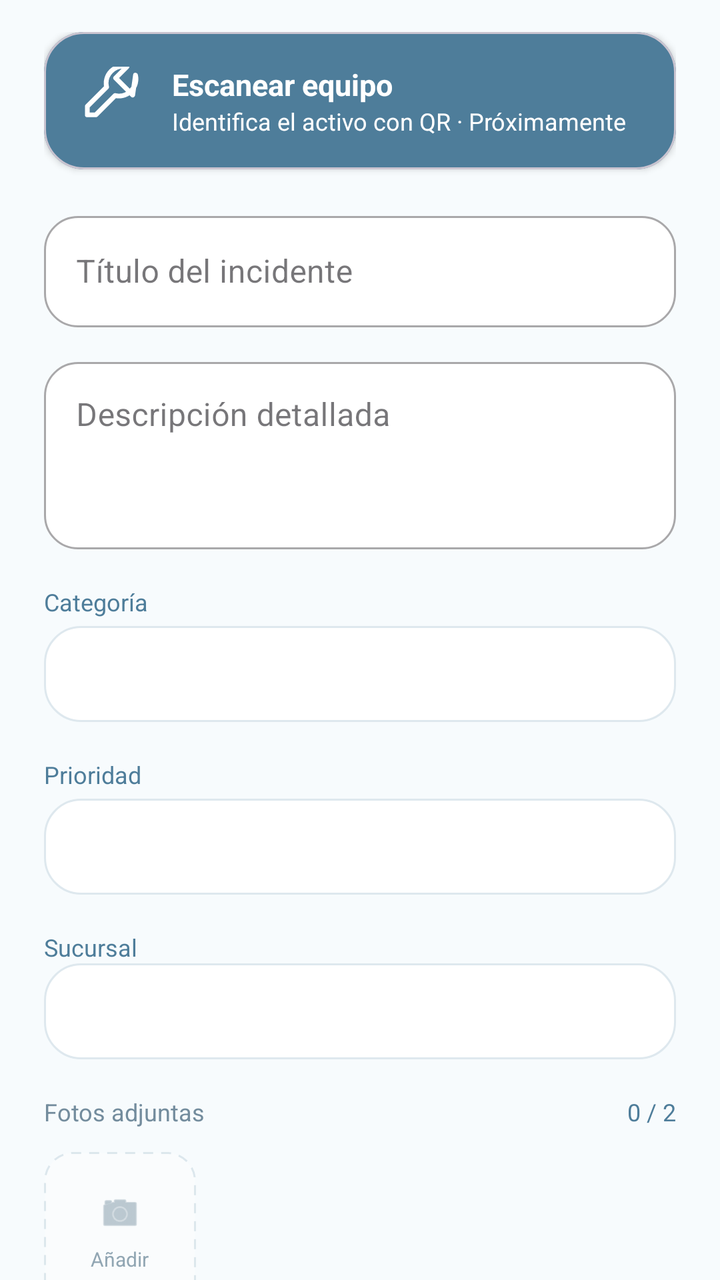
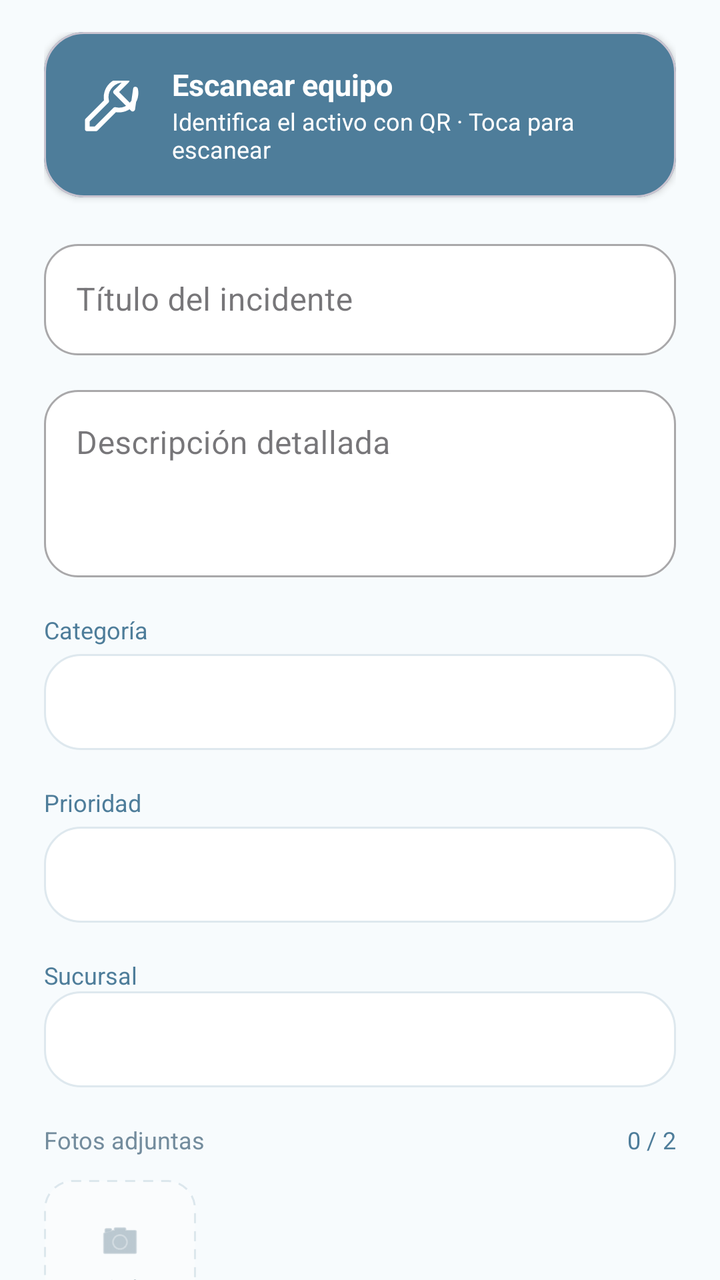

The first picture is an Android layout as it rendered before a commit; the second is the same layout after the commit. The layout source and the unified diff follow.
<!-- AndroidManifest.xml: application theme Theme.PY_DAMB2026II -->
<!-- res/layout/fragment_add_incident.xml -->
<?xml version="1.0" encoding="utf-8"?>
<androidx.core.widget.NestedScrollView
    xmlns:android="http://schemas.android.com/apk/res/android"
    xmlns:app="http://schemas.android.com/apk/res-auto"
    android:layout_width="match_parent"
    android:layout_height="match_parent"
    android:fillViewport="true"
    android:background="@color/productGridBackgroundColor">

    <LinearLayout
        android:layout_width="match_parent"
        android:layout_height="wrap_content"
        android:orientation="vertical"
        android:paddingStart="22dp"
        android:paddingEnd="22dp"
        android:paddingTop="16dp"
        android:paddingBottom="20dp">

        
        <com.google.android.material.card.MaterialCardView
            android:layout_width="match_parent"
            android:layout_height="wrap_content"
            app:cardCornerRadius="20dp"
            app:cardBackgroundColor="@color/colorPrimary"
            app:cardElevation="2dp">

            <LinearLayout
                android:layout_width="match_parent"
                android:layout_height="wrap_content"
                android:orientation="horizontal"
                android:gravity="center_vertical"
                android:padding="16dp">

                <ImageView
                    android:layout_width="34dp"
                    android:layout_height="34dp"
                    android:src="@drawable/ic_tool_simple"
                    app:tint="@color/white"/>

                <LinearLayout
                    android:layout_width="0dp"
                    android:layout_weight="1"
                    android:layout_height="wrap_content"
                    android:orientation="vertical"
                    android:layout_marginStart="14dp">

                    <TextView
                        android:layout_width="wrap_content"
                        android:layout_height="wrap_content"
                        android:text="Escanear equipo"
                        android:textColor="@color/white"
                        android:textStyle="bold"
                        android:textSize="15sp"/>

                    <TextView
                        android:layout_width="wrap_content"
                        android:layout_height="wrap_content"
                        android:text="Identifica el activo con QR · Próximamente"
                        android:textColor="@color/white"
                        android:textSize="12sp"/>

                </LinearLayout>
            </LinearLayout>
        </com.google.android.material.card.MaterialCardView>

        
        <com.google.android.material.textfield.TextInputLayout
            android:id="@+id/titulo_incident_text_input"
            style="@style/Widget.MaterialComponents.TextInputLayout.OutlinedBox"
            android:layout_width="match_parent"
            android:layout_height="wrap_content"
            android:layout_marginTop="18dp"
            android:hint="Título del incidente"
            app:boxBackgroundColor="@color/white"
            app:boxCornerRadiusTopStart="17dp"
            app:boxCornerRadiusTopEnd="17dp"
            app:boxCornerRadiusBottomStart="17dp"
            app:boxCornerRadiusBottomEnd="17dp">

            <com.google.android.material.textfield.TextInputEditText
                android:id="@+id/titulo_edit_text"
                android:layout_width="match_parent"
                android:layout_height="wrap_content"
                android:minHeight="48dp"
                android:inputType="textCapSentences"
                android:maxLines="1"/>

        </com.google.android.material.textfield.TextInputLayout>

        
        <com.google.android.material.textfield.TextInputLayout
            android:id="@+id/descripcion_incident_text_input"
            style="@style/Widget.MaterialComponents.TextInputLayout.OutlinedBox"
            android:layout_width="match_parent"
            android:layout_height="wrap_content"
            android:layout_marginTop="12dp"
            android:hint="Descripción detallada"
            app:boxBackgroundColor="@color/white"
            app:boxCornerRadiusTopStart="17dp"
            app:boxCornerRadiusTopEnd="17dp"
            app:boxCornerRadiusBottomStart="17dp"
            app:boxCornerRadiusBottomEnd="17dp">

            <com.google.android.material.textfield.TextInputEditText
                android:id="@+id/descripcion_edit_text"
                android:layout_width="match_parent"
                android:layout_height="wrap_content"
                android:minHeight="80dp"
                android:minLines="3"
                android:gravity="top|start"
                android:inputType="textMultiLine"/>

        </com.google.android.material.textfield.TextInputLayout>

        
        <TextView
            android:id="@+id/lblCategoria"
            android:layout_width="wrap_content"
            android:layout_height="wrap_content"
            android:layout_marginTop="18dp"
            android:text="Categoría"
            android:textSize="12sp"
            android:textColor="@color/colorPrimary"/>

        <Spinner
            android:id="@+id/categoria_spinner"
            android:layout_width="match_parent"
            android:layout_height="48dp"
            android:layout_marginTop="4dp"
            android:background="@drawable/bg_input"
            android:paddingHorizontal="14dp"/>

        
        <com.google.android.material.textfield.TextInputLayout
            android:id="@+id/categoria_custom_input"
            style="@style/Widget.MaterialComponents.TextInputLayout.OutlinedBox"
            android:layout_width="match_parent"
            android:layout_height="wrap_content"
            android:layout_marginTop="12dp"
            android:hint="Especificar otra categoría"
            android:visibility="gone"
            app:boxBackgroundColor="@color/white">

            <com.google.android.material.textfield.TextInputEditText
                android:id="@+id/categoria_custom_edit"
                android:layout_width="match_parent"
                android:layout_height="wrap_content"
                android:inputType="text"/>

        </com.google.android.material.textfield.TextInputLayout>

        
        <TextView
            android:id="@+id/lblPrioridad"
            android:layout_width="wrap_content"
            android:layout_height="wrap_content"
            android:layout_marginTop="18dp"
            android:text="Prioridad"
            android:textSize="12sp"
            android:textColor="@color/colorPrimary"/>

        <Spinner
            android:id="@+id/prioridad_spinner"
            android:layout_width="match_parent"
            android:layout_height="48dp"
            android:layout_marginTop="4dp"
            android:background="@drawable/bg_input"
            android:paddingHorizontal="14dp"/>

        
        <TextView
            android:id="@+id/lblSucursal"
            android:layout_width="wrap_content"
            android:layout_height="wrap_content"
            android:layout_marginTop="18dp"
            android:text="Sucursal"
            android:textSize="12sp"
            android:textColor="@color/colorPrimary"/>

        <LinearLayout
            android:layout_width="match_parent"
            android:layout_height="wrap_content"
            android:orientation="horizontal"
            android:gravity="center_vertical">

            <Spinner
                android:id="@+id/sucursal_spinner"
                android:layout_width="match_parent"
                android:layout_height="48dp"
                android:background="@drawable/bg_input"
                android:paddingHorizontal="12dp"/>

            <com.google.android.material.button.MaterialButton
                android:id="@+id/btn_ir_registrar_sucursal"
                android:layout_width="wrap_content"
                android:layout_height="48dp"
                android:visibility="gone"
                android:text="Nueva"
                android:textAllCaps="false"
                app:cornerRadius="18dp"/>

        </LinearLayout>


        
        <LinearLayout
            android:layout_width="match_parent"
            android:layout_height="wrap_content"
            android:orientation="horizontal"
            android:gravity="center_vertical"
            android:layout_marginTop="18dp">

            <TextView
                android:layout_width="0dp"
                android:layout_height="wrap_content"
                android:layout_weight="1"
                android:text="Fotos adjuntas"
                android:textColor="@color/textSecondary"
                android:textSize="12sp"/>

            <TextView
                android:id="@+id/fotos_contador"
                android:layout_width="wrap_content"
                android:layout_height="wrap_content"
                android:text="0 / 2"
                android:textColor="@color/colorPrimary"
                android:textSize="12sp"/>

        </LinearLayout>

        <LinearLayout
            android:id="@+id/fotos_preview_container"
            android:layout_width="match_parent"
            android:layout_height="88dp"
            android:orientation="horizontal"
            android:gravity="center_vertical"
            android:layout_marginTop="8dp">

            
            <LinearLayout
                android:id="@+id/btn_agregar_foto"
                android:layout_width="76dp"
                android:layout_height="80dp"
                android:orientation="vertical"
                android:gravity="center"
                android:background="@drawable/bg_photo_add"
                android:clickable="true"
                android:focusable="true">

                <ImageView
                    android:id="@+id/icono_agregar_foto"
                    android:layout_width="22dp"
                    android:layout_height="22dp"
                    android:src="@android:drawable/ic_menu_camera"
                    app:tint="#91A6B3"/>

                <TextView
                    android:id="@+id/txt_agregar_foto"
                    android:layout_width="wrap_content"
                    android:layout_height="wrap_content"
                    android:layout_marginTop="5dp"
                    android:text="Añadir"
                    android:textColor="#91A6B3"
                    android:textSize="10sp"/>

            </LinearLayout>

        </LinearLayout>

        
        <com.google.android.material.button.MaterialButton
            android:id="@+id/add_incident_button"
            android:layout_width="match_parent"
            android:layout_height="48dp"
            android:layout_marginTop="24dp"
            android:text="Enviar incidente"
            android:textAllCaps="false"
            android:textSize="14sp"
            app:cornerRadius="26dp"
            app:backgroundTint="@color/colorPrimary"/>

        
        <com.google.android.material.button.MaterialButton
            android:id="@+id/cancel_add_incident_button"
            style="@style/Widget.MaterialComponents.Button.TextButton"
            android:layout_width="match_parent"
            android:layout_height="wrap_content"
            android:text="Cancelar"
            android:textAllCaps="false"
            android:layout_marginBottom="20dp"/>

    </LinearLayout>

</androidx.core.widget.NestedScrollView>
<!-- resources referenced by this layout -->
<resources>
  <color name="colorPrimary">#4E7D9A</color>
  <color name="productGridBackgroundColor">#F7FBFD</color>
  <color name="textSecondary">#738C9D</color>
  <color name="white">#FFFFFFFF</color>
  <!-- drawable bg_input (drawable) -->
  <?xml version="1.0" encoding="utf-8"?>
  <shape xmlns:android="http://schemas.android.com/apk/res/android" android:shape="rectangle">
   <solid android:color="@color/white"/><corners android:radius="18dp"/><stroke android:width="1dp" android:color="@color/softBorder" />
  </shape>
  <!-- drawable bg_photo_add (drawable) -->
  <?xml version="1.0" encoding="utf-8"?>
  <shape xmlns:android="http://schemas.android.com/apk/res/android">
      <solid android:color="#FAFCFD"/>
      <corners android:radius="14dp"/>
      <stroke
          android:width="1dp"
          android:color="#DCE7ED"
          android:dashWidth="5dp"
          android:dashGap="4dp"/>
  </shape>
  <!-- drawable ic_tool_simple (drawable) -->
  <vector xmlns:android="http://schemas.android.com/apk/res/android" android:width="24dp" android:height="24dp" android:viewportWidth="24" android:viewportHeight="24">
  <path android:fillColor="@android:color/transparent" android:strokeColor="#FF4E7D9A" android:strokeWidth="1.7" android:strokeLineCap="round" android:strokeLineJoin="round" android:pathData="M21 3a6 6 0 0 1-7.2 7.2L7 17l-3 0 0-3 6.8-6.8A6 6 0 0 1 18 0l-4 4 6 6z" />
  </vector>
  <style name="Theme.PY_DAMB2026II" parent="Base.Theme.PY_DAMB2026II" />
  <color name="softBorder">#DEE8EE</color>
  <style name="Base.Theme.PY_DAMB2026II" parent="Theme.Material3.DayNight.NoActionBar">
          
          
      </style>
</resources>

<!-- the commit's change to res/layout/fragment_add_incident.xml (unified diff, before → after) -->
@@ -18,11 +18,14 @@
 
         
         <com.google.android.material.card.MaterialCardView
+            android:id="@+id/card_escanear_equipo"
             android:layout_width="match_parent"
             android:layout_height="wrap_content"
             app:cardCornerRadius="20dp"
             app:cardBackgroundColor="@color/colorPrimary"
-            app:cardElevation="2dp">
+            app:cardElevation="2dp"
+            android:clickable="true"
+            android:focusable="true">
 
             <LinearLayout
                 android:layout_width="match_parent"
@@ -53,9 +56,10 @@
                         android:textSize="15sp"/>
 
                     <TextView
+                        android:id="@+id/txt_estado_activo"
                         android:layout_width="wrap_content"
                         android:layout_height="wrap_content"
-                        android:text="Identifica el activo con QR · Próximamente"
+                        android:text="Identifica el activo con QR · Toca para escanear"
                         android:textColor="@color/white"
                         android:textSize="12sp"/>
 
